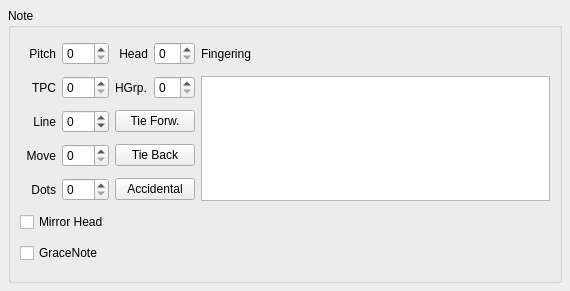
The window that mscore/mscore/note.ui (musescore/musescore-old) describes before a commit, drawn with Qt 5.
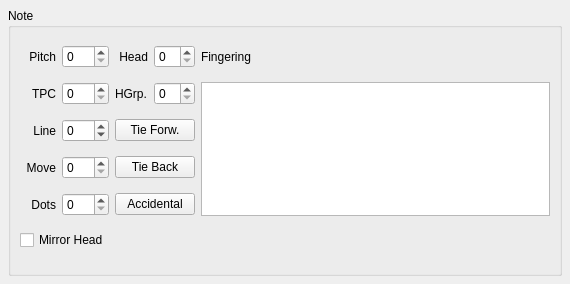
The same window after the commit.

```diff
--- a/mscore/mscore/note.ui
+++ b/mscore/mscore/note.ui
@@ -6,7 +6,7 @@
     <x>0</x>
     <y>0</y>
     <width>570</width>
-    <height>291</height>
+    <height>284</height>
    </rect>
   </property>
   <property name="windowTitle" >
@@ -210,13 +210,6 @@
         </property>
        </widget>
       </item>
-      <item row="6" column="0" colspan="2" >
-       <widget class="QCheckBox" name="graceNote" >
-        <property name="text" >
-         <string>GraceNote</string>
-        </property>
-       </widget>
-      </item>
      </layout>
     </widget>
    </item>
```
